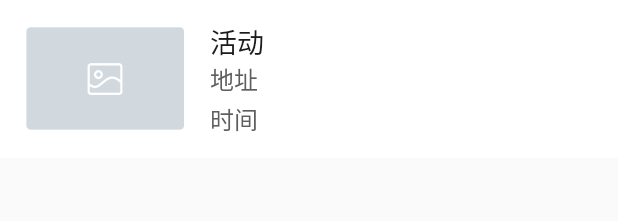
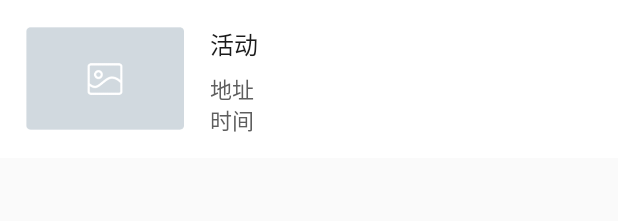
Before and after one commit to yunlaix/ParkMerchant, an Android app: the layout list_content_activity.xml on its own in the app's theme, with its tools: preview values and no code run, on a phone screen of 412 x 824 dp. Shown: the top 221 px of the screen. Run offline under Robolectric (Android 15) with nearby library versions, the phone set to English and light mode, and no system bars; network calls fail.

Commit message:
item Ui modified

```diff
--- a/app/src/main/res/layout/list_content_activity.xml
+++ b/app/src/main/res/layout/list_content_activity.xml
@@ -24,23 +24,28 @@
                 android:id="@+id/name"
                 android:layout_width="match_parent"
                 android:layout_height="wrap_content"
-                android:textSize="18sp"
+                android:maxLines="1"
+                android:ellipsize="end"
+                android:textSize="16sp"
                 android:textColor="#1b1b1b"
-                android:layout_marginTop="14dp"
+                android:layout_marginTop="17.5dp"
                 android:text="活动"/>
             <TextView
                 android:id="@+id/address"
                 android:layout_width="match_parent"
                 android:layout_height="wrap_content"
-                android:textSize="16sp"
+                android:textSize="14.5sp"
                 android:textColor="#5e5e5e"
                 android:layout_centerInParent="true"
+                android:paddingTop="13dp"
+                android:maxLines="1"
+                android:ellipsize="end"
                 android:text="地址"/>
             <TextView
                 android:id="@+id/time"
                 android:layout_width="match_parent"
                 android:layout_height="wrap_content"
-                android:textSize="16sp"
+                android:textSize="14.5sp"
                 android:textColor="#5e5e5e"
                 android:layout_alignParentBottom="true"
                 android:layout_marginBottom="14dp"
```
Also changed, not shown: app/src/main/res/layout/list_content_ticket.xml (+8 -3 lines).
